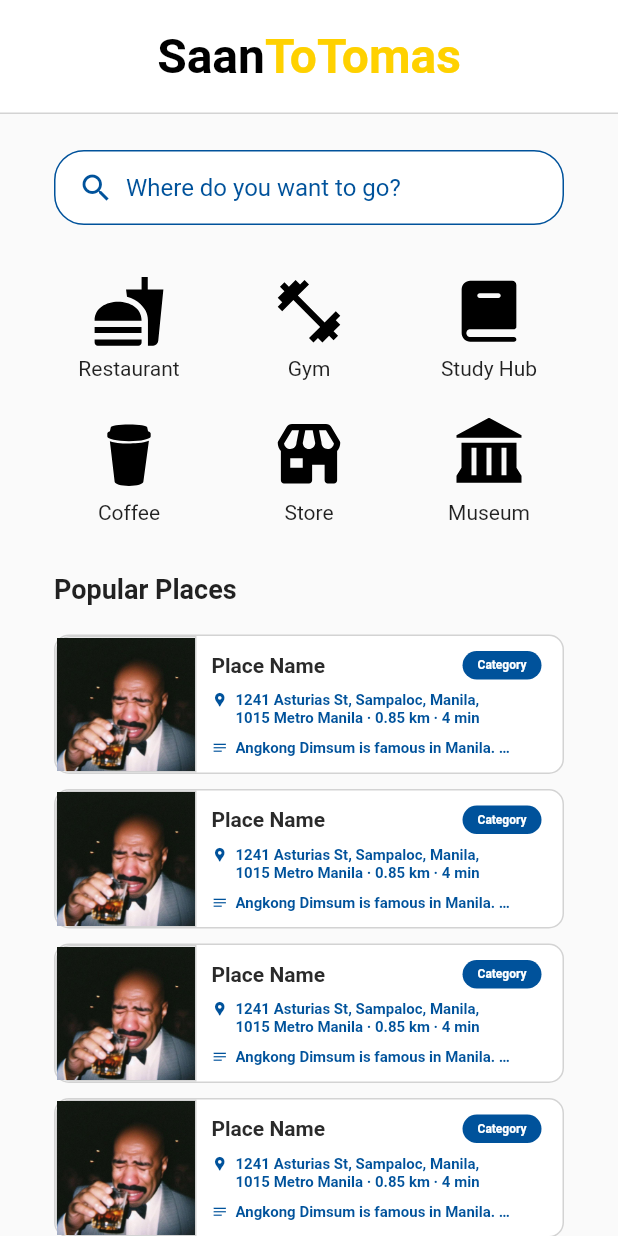
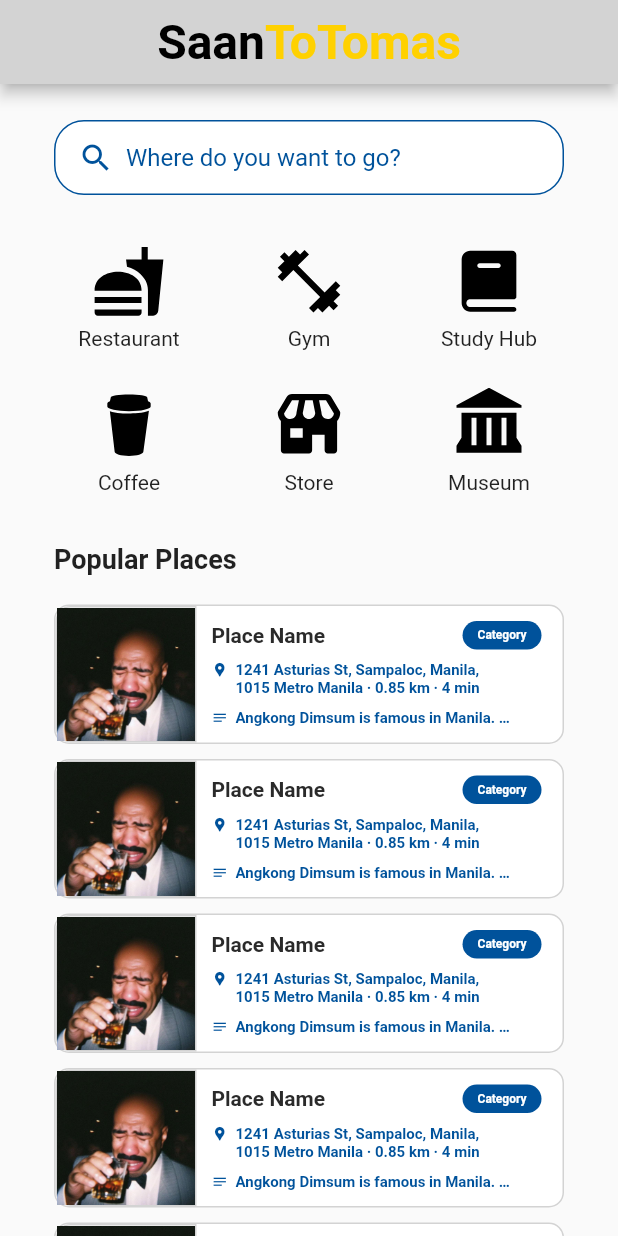
Before and after one commit to JoshuaEntrata/SaanToTomas, a Flutter app: the screen it shows after launch, on a phone screen of 412 x 824 dp. Run offline on Flutter 3.47's test engine with Material 2 defaults, Android fonts, the phone set to English and light mode, and no system bars; our stand-ins replace dio, flutter_svg, google_maps_flutter; missing offline and left inert: flutter_polyline_points; Roboto replaces fonts that are missing (Epilogue).

Commit message:
organized the code for mvc.

```diff
--- a/saan_to_tomas_app/lib/main.dart
+++ b/saan_to_tomas_app/lib/main.dart
@@ -1,15 +1,56 @@
 import 'package:flutter/material.dart';
+import 'package:saan_to_tomas_app/screens/maps_screen.dart';
 import 'screens/home_screen.dart';
 
+
 void main() {
-  runApp(MyApp());
+  runApp(const MyApp());
 }
 
 class MyApp extends StatelessWidget {
+  const MyApp({super.key});
+
   @override
   Widget build(BuildContext context) {
     return MaterialApp(
-      home: HomeScreen(),
+      title: 'Final Academic Project',
+      // home: HomeScreen(),
+      home: Scaffold(
+        // backgroundColor: const Color.fromARGB(0xF5, 0xF5, 0xF5, 0xFF),
+        appBar: AppBar(
+          backgroundColor: const Color(0xFFD3D3D3),
+          title: Center(
+            child: RichText(
+              text: TextSpan(
+                style: DefaultTextStyle.of(context).style,
+                children: const [
+                  TextSpan(
+                    text: 'Saan',
+                    style: TextStyle(
+                      color: Colors.black,
+                      fontSize: 32,
+                      fontWeight: FontWeight.bold,
+                      fontFamily: 'Epilogue',
+                    ),
+                  ),
+                  TextSpan(
+                    text: 'ToTomas',
+                    style: TextStyle(
+                      color: Color(0xFFffd100),
+                      fontSize: 32,
+                      fontWeight: FontWeight.bold,
+                      fontFamily: 'Epilogue',
+                    ),
+                  ),
+                ],
+              ),
+            ),
+          ),
+        ),
+        body: const SafeArea(
+          child: HomePage(),
+        ),
+      ),
     );
   }
 }
--- a/saan_to_tomas_app/lib/screens/home_screen.dart
+++ b/saan_to_tomas_app/lib/screens/home_screen.dart
@@ -1,17 +1,18 @@
 import 'package:flutter/material.dart';
-import '../widgets/header.dart';
 import '../widgets/search_bar.dart';
 import '../widgets/categories.dart';
 import '../widgets/place_card.dart';
 
-class HomeScreen extends StatelessWidget {
+class HomePage extends StatelessWidget {
+  const HomePage({super.key});
+
   @override
   Widget build(BuildContext context) {
     return Scaffold(
       body: SingleChildScrollView(
         child: Column(
           children: [
-            const Header(),
+            // const Header(),
             Container(
               padding: const EdgeInsets.symmetric(horizontal: 36, vertical: 24),
               color: const Color(0xFFFAFAFA),
--- a/saan_to_tomas_app/lib/directions_handler.dart
+++ b/saan_to_tomas_app/lib/widgets/directions_handler.dart
@@ -1,8 +1,7 @@
 import 'package:dio/dio.dart';
-import 'package:saan_to_tomas_app/.env.dart';
+import 'package:saan_to_tomas_app/widgets/.env.dart';
 import 'package:google_maps_flutter/google_maps_flutter.dart';
-import 'directions_model.dart';
-import 'dart:convert';
+import '../model/directions_model.dart';
 
 class DirectionsHandler {
   static const String _baseUrl =
--- a/saan_to_tomas_app/lib/widgets/header.dart
+++ /dev/null
@@ -1,49 +0,0 @@
-import 'package:flutter/material.dart';
-
-class Header extends StatelessWidget {
-  const Header({super.key});
-
-  @override
-  Widget build(BuildContext context) {
-    return Container(
-      width: MediaQuery.of(context).size.width,
-      height: 76,
-      decoration: const BoxDecoration(
-        color: Colors.white,
-        border: Border(
-          bottom: BorderSide(
-            color: Color(0xFFD3D3D3),
-            width: 1.0,
-          ),
-        ),
-      ),
-      child: Center(
-        child: RichText(
-          text: TextSpan(
-            style: DefaultTextStyle.of(context).style,
-            children: const [
-              TextSpan(
-                text: 'Saan',
-                style: TextStyle(
-                  color: Colors.black,
-                  fontSize: 32,
-                  fontWeight: FontWeight.bold,
-                  fontFamily: 'Epilogue',
-                ),
-              ),
-              TextSpan(
-                text: 'ToTomas',
-                style: TextStyle(
-                  color: Color(0xFFffd100),
-                  fontSize: 32,
-                  fontWeight: FontWeight.bold,
-                  fontFamily: 'Epilogue',
-                ),
-              ),
-            ],
-          ),
-        ),
-      ),
-    );
-  }
-}
--- a/saan_to_tomas_app/pubspec.yaml
+++ b/saan_to_tomas_app/pubspec.yaml
@@ -51,7 +51,7 @@ dev_dependencies:
   # package. See that file for information about deactivating specific lint
   # rules and activating additional ones.
   flutter_lints: ^2.0.0
-  flutter_svg: ^0.22.0
+  flutter_svg: ^2.0.9
 
 # For information on the generic Dart part of this file, see the
 # following page: https://dart.dev/tools/pub/pubspec
```
Also changed, not shown: saan_to_tomas_app/lib/maps_screen.dart (deleted, +0 -306 lines), saan_to_tomas_app/lib/screens/maps_screen.dart (added, +149 -0 lines), saan_to_tomas_app/lib/widgets/description_card.dart (added, +108 -0 lines), saan_to_tomas_app/lib/widgets/title_bar.dart (added, +38 -0 lines), saan_to_tomas_app/lib/model/directions_model.dart (renamed from saan_to_tomas_app/lib/directions_model.dart), 1 other file.
